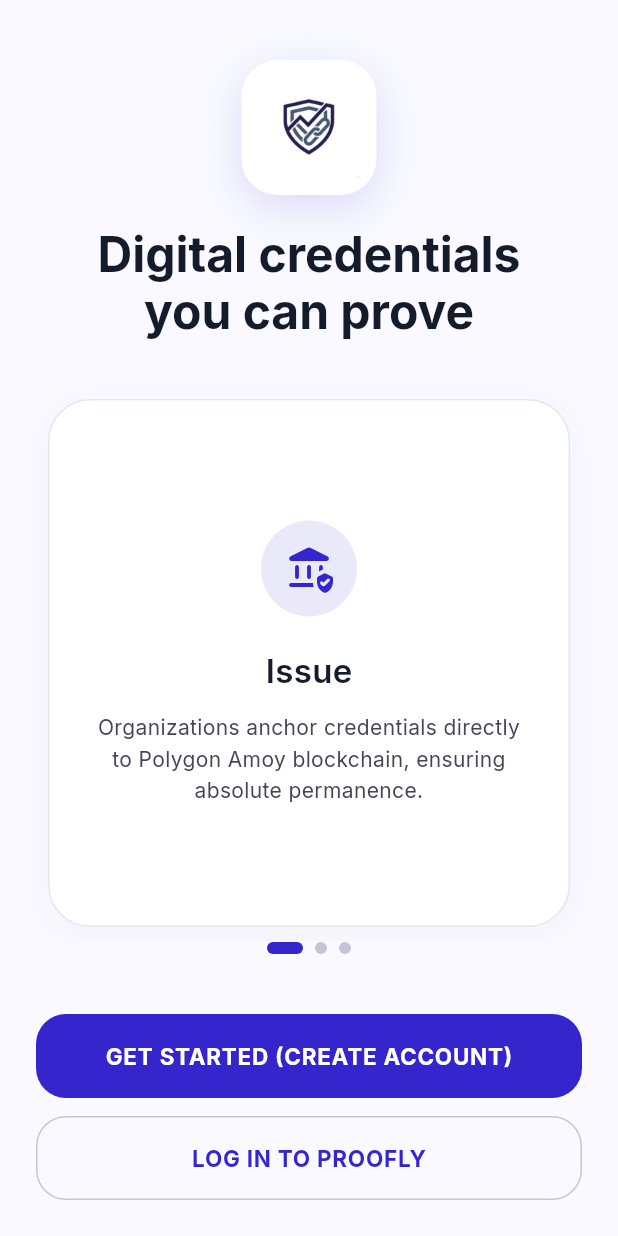
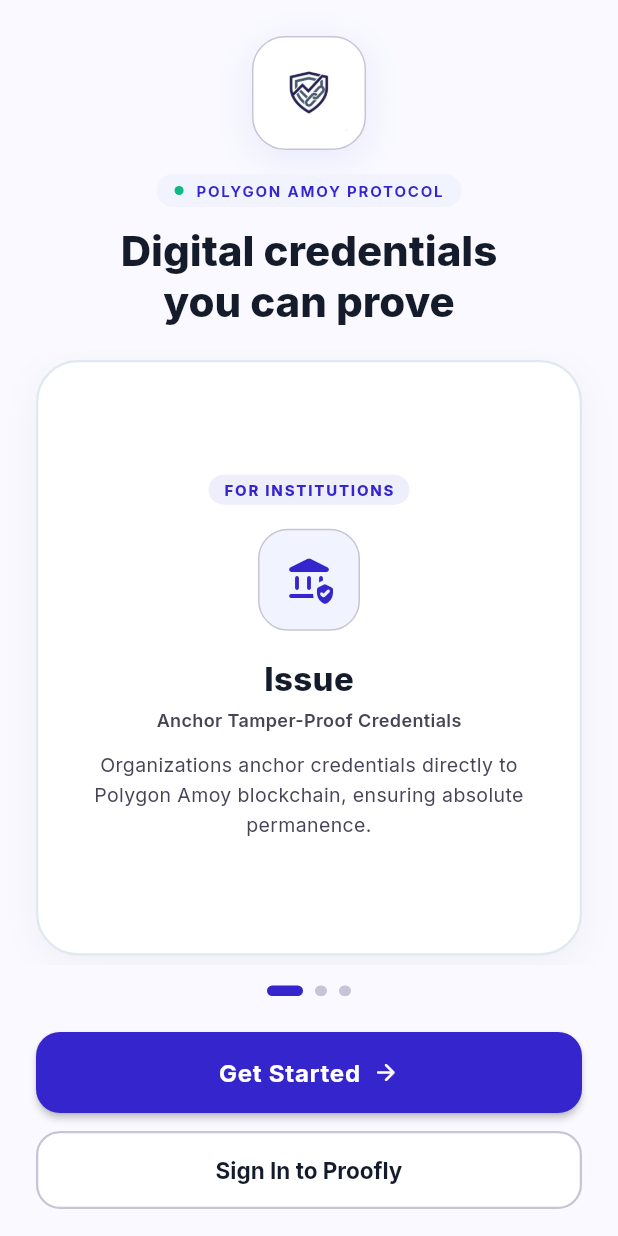
Before and after one commit to atharvabaodhankar/Proofly, a Flutter app: the screen it shows after launch, on a phone screen of 412 x 824 dp. Run offline on Flutter 3.47's test engine with Material 3 defaults, Android fonts, the phone set to English and light mode, and no system bars; our stand-ins replace confetti, google_fonts, open_filex, qr_flutter, shared_preferences; missing offline and left inert: mobile_scanner; accounts and stored records are empty.

Commit message:
feat: implement onboarding welcome screen with carousel slides

```diff
--- a/apps/mobile/lib/screens/onboarding/welcome_screen.dart
+++ b/apps/mobile/lib/screens/onboarding/welcome_screen.dart
@@ -16,64 +16,119 @@
 
   final List<Map<String, dynamic>> _slides = [
     {
+      'tag': 'FOR INSTITUTIONS',
       'title': 'Issue',
+      'subtitle': 'Anchor Tamper-Proof Credentials',
       'desc': 'Organizations anchor credentials directly to Polygon Amoy blockchain, ensuring absolute permanence.',
       'icon': Icons.assured_workload_rounded,
     },
     {
+      'tag': 'FOR RECIPIENTS',
       'title': 'Store',
+      'subtitle': 'Personal Credential Wallet',
       'desc': 'Securely manage your professional achievements in one place, totally under your control.',
       'icon': Icons.account_balance_wallet_rounded,
     },
     {
+      'tag': 'FOR VERIFIERS',
       'title': 'Verify',
+      'subtitle': 'Instant Real-Time Proof',
       'desc': 'Instant, tamper-proof cryptographic verification for anyone, anywhere, with zero friction.',
       'icon': Icons.verified_user_rounded,
     },
   ];
 
   @override
+  void dispose() {
+    _pageController.dispose();
+    super.dispose();
+  }
+
+  @override
   Widget build(BuildContext context) {
     final isDark = Theme.of(context).brightness == Brightness.dark;
 
     return Scaffold(
+      backgroundColor: isDark ? AppColors.backgroundDark : AppColors.backgroundLight,
       body: SafeArea(
         child: Column(
           children: [
-            const SizedBox(height: 40),
-            // Proofly Logo & Tagline
-            Center(
+            const SizedBox(height: 24),
+
+            // Proofly Logo & Headline
+            Padding(
+              padding: const EdgeInsets.symmetric(horizontal: 24),
               child: Column(
                 children: [
                   Container(
-                    width: 90,
-                    height: 90,
+                    width: 76,
+                    height: 76,
                     decoration: BoxDecoration(
                       color: isDark ? AppColors.surfaceDark : Colors.white,
-                      borderRadius: BorderRadius.circular(24),
+                      borderRadius: BorderRadius.circular(22),
+                      border: Border.all(
+                        color: isDark ? AppColors.outlineVariantDark : AppColors.outlineVariantLight,
+                      ),
                       boxShadow: [
                         BoxShadow(
-                          color: AppColors.primary.withOpacity(0.15),
-                          blurRadius: 24,
-                          offset: const Offset(0, 8),
+                          color: AppColors.primary.withValues(alpha: isDark ? 0.2 : 0.08),
+                          blurRadius: 20,
+                          offset: const Offset(0, 6),
                         ),
                       ],
                     ),
                     padding: const EdgeInsets.all(12),
                     child: Image.asset('assets/images/logo.png', fit: BoxFit.contain),
                   ),
-                  const SizedBox(height: 20),
+                  const SizedBox(height: 16),
+
+                  Container(
+                    padding: const EdgeInsets.symmetric(horizontal: 12, vertical: 4),
+                    decoration: BoxDecoration(
+                      color: isDark ? AppColors.surfaceContainerDark : AppColors.surfaceLowLight,
+                      borderRadius: BorderRadius.circular(20),
+                    ),
+                    child: Row(
+                      mainAxisSize: MainAxisSize.min,
+                      children: [
+                        Container(
+                          width: 6,
+                          height: 6,
+                          decoration: const BoxDecoration(
+                            shape: BoxShape.circle,
+                            color: AppColors.emerald,
+                          ),
+                        ),
+                        const SizedBox(width: 8),
+                        Text(
+                          'POLYGON AMOY PROTOCOL',
+                          style: TextStyle(
+                            fontSize: 10,
+                            fontWeight: FontWeight.bold,
+                            letterSpacing: 1.2,
+                            color: isDark ? AppColors.cyanAccent : AppColors.primary,
+                          ),
+                        ),
+                      ],
+                    ),
+                  ),
+                  const SizedBox(height: 12),
+
                   Text(
                     'Digital credentials\nyou can prove',
                     textAlign: TextAlign.center,
-                    style: AppTypography.display(isDark).copyWith(fontSize: 32, height: 1.2),
+                    style: AppTypography.display(isDark).copyWith(
+                      fontSize: 28,
+                      fontWeight: FontWeight.w800,
+                      height: 1.2,
+                    ),
                   ),
                 ],
               ),
             ),
-            const SizedBox(height: 30),
+            const SizedBox(height: 16),
 
-            // Swipeable Cards
+            // Modern Slide Cards (Issue, Store, Verify)
             Expanded(
               child: PageView.builder(
                 controller: _pageController,
@@ -81,21 +136,23 @@
                 onPageChanged: (index) => setState(() => _currentPage = index),
                 itemBuilder: (context, index) {
                   final slide = _slides[index];
+
                   return Padding(
-                    padding: const EdgeInsets.symmetric(horizontal: 32, vertical: 10),
+                    padding: const EdgeInsets.symmetric(horizontal: 24, vertical: 6),
                     child: Container(
-                      padding: const EdgeInsets.all(28),
+                      padding: const EdgeInsets.all(26),
                       decoration: BoxDecoration(
                         color: isDark ? AppColors.surfaceDark : Colors.white,
                         borderRadius: BorderRadius.circular(28),
                         border: Border.all(
                           color: isDark ? AppColors.outlineVariantDark : const Color(0xFFE2E8F0),
+                          width: 1.5,
                         ),
                         boxShadow: [
                           BoxShadow(
-                            color: Colors.black.withOpacity(0.03),
+                            color: Colors.black.withValues(alpha: isDark ? 0.2 : 0.04),
                             blurRadius: 20,
-                            offset: const Offset(0, 4),
+                            offset: const Offset(0, 6),
                           ),
                         ],
                       ),
@@ -103,24 +160,68 @@
                         mainAxisAlignment: MainAxisAlignment.center,
                         children: [
                           Container(
-                            width: 64,
-                            height: 64,
+                            padding: const EdgeInsets.symmetric(horizontal: 10, vertical: 3),
                             decoration: BoxDecoration(
-                              color: AppColors.primary.withOpacity(0.1),
-                              shape: BoxShape.circle,
+                              color: AppColors.primary.withValues(alpha: isDark ? 0.2 : 0.08),
+                              borderRadius: BorderRadius.circular(12),
                             ),
-                            child: Icon(slide['icon'] as IconData, color: AppColors.primary, size: 32),
+                            child: Text(
+                              slide['tag'] as String,
+                              style: TextStyle(
+                                color: isDark ? AppColors.cyanAccent : AppColors.primary,
+                                fontSize: 10,
+                                fontWeight: FontWeight.w800,
+                                letterSpacing: 1.2,
+                              ),
+                            ),
                           ),
-                          const SizedBox(height: 20),
+                          const SizedBox(height: 16),
+
+                          // Brand Primary Icon Container
+                          Container(
+                            width: 68,
+                            height: 68,
+                            decoration: BoxDecoration(
+                              color: isDark ? AppColors.surfaceContainerDark : AppColors.surfaceLowLight,
+                              borderRadius: BorderRadius.circular(20),
+                              border: Border.all(
+                                color: isDark ? AppColors.outlineVariantDark : AppColors.outlineVariantLight,
+                              ),
+                            ),
+                            child: Icon(
+                              slide['icon'] as IconData,
+                              color: isDark ? AppColors.cyanAccent : AppColors.primary,
+                              size: 32,
+                            ),
+                          ),
+                          const SizedBox(height: 16),
+
                           Text(
                             slide['title'] as String,
-                            style: AppTypography.headlineMd(isDark),
+                            style: AppTypography.headlineMd(isDark).copyWith(
+                              fontSize: 22,
+                              fontWeight: FontWeight.w800,
+                            ),
+                          ),
+                          const SizedBox(height: 4),
+
+                          Text(
+                            slide['subtitle'] as String,
+                            style: TextStyle(
+                              color: isDark ? AppColors.outlineDark : AppColors.textMutedLight,
+                              fontSize: 12,
+                              fontWeight: FontWeight.w600,
+                            ),
                           ),
                           const SizedBox(height: 12),
+
                           Text(
                             slide['desc'] as String,
                             textAlign: TextAlign.center,
-                            style: AppTypography.bodyMd(isDark).copyWith(height: 1.5),
+                            style: AppTypography.bodyMd(isDark).copyWith(
+                              fontSize: 13,
+                              height: 1.5,
+                            ),
                           ),
                         ],
                       ),
@@ -129,6 +230,7 @@
                 },
               ),
             ),
+            const SizedBox(height: 14),
 
             // Pagination Dots
             Row(
@@ -139,24 +241,27 @@
                   duration: const Duration(milliseconds: 300),
                   margin: const EdgeInsets.symmetric(horizontal: 4),
                   width: _currentPage == index ? 24 : 8,
-                  height: 8,
+                  height: 7,
                   decoration: BoxDecoration(
-                    color: _currentPage == index ? AppColors.primary : AppColors.outlineVariantLight,
+                    color: _currentPage == index
+                        ? AppColors.primary
+                        : (isDark ? AppColors.outlineVariantDark : AppColors.outlineVariantLight),
                     borderRadius: BorderRadius.circular(4),
                   ),
                 ),
               ),
             ),
-            const SizedBox(height: 40),
+            const SizedBox(height: 24),
 
             // Action Buttons
             Padding(
               padding: const EdgeInsets.symmetric(horizontal: 24),
               child: Column(
                 children: [
+                  // Get Started (Create Account)
                   SizedBox(
                     width: double.infinity,
-                    height: 56,
+                    height: 54,
                     child: ElevatedButton(
                       onPressed: () {
                         Navigator.push(
@@ -164,13 +269,31 @@
                           MaterialPageRoute(builder: (_) => const AuthScreen(initialIsSignUp: true)),
                         );
                       },
-                      child: const Text('GET STARTED (CREATE ACCOUNT)', style: TextStyle(letterSpacing: 0.5, fontWeight: FontWeight.bold)),
+                      style: ElevatedButton.styleFrom(
+                        backgroundColor: AppColors.primary,
+                        foregroundColor: Colors.white,
+                        elevation: 2,
+                        shape: RoundedRectangleBorder(borderRadius: BorderRadius.circular(16)),
+                      ),
+                      child: const Row(
+                        mainAxisAlignment: MainAxisAlignment.center,
+                        children: [
+                          Text(
+                            'Get Started',
+                            style: TextStyle(fontSize: 16, fontWeight: FontWeight.bold, letterSpacing: 0.5),
+                          ),
+                          SizedBox(width: 8),
+                          Icon(Icons.arrow_forward_rounded, size: 18),
+                        ],
+                      ),
                     ),
                   ),
                   const SizedBox(height: 12),
+
+                  // Sign In Button
                   SizedBox(
                     width: double.infinity,
-                    height: 56,
+                    height: 52,
                     child: OutlinedButton(
                       onPressed: () {
                         Navigator.push(
@@ -178,13 +301,28 @@
                           MaterialPageRoute(builder: (_) => const AuthScreen(initialIsSignUp: false)),
                         );
                       },
-                      child: const Text('LOG IN TO PROOFLY', style: TextStyle(letterSpacing: 0.5, fontWeight: FontWeight.bold)),
+                      style: OutlinedButton.styleFrom(
+                        side: BorderSide(
+                          color: isDark ? AppColors.outlineVariantDark : AppColors.outlineVariantLight,
+                          width: 1.5,
+                        ),
+                        backgroundColor: isDark ? AppColors.surfaceDark : Colors.white,
+                        shape: RoundedRectangleBorder(borderRadius: BorderRadius.circular(16)),
+                      ),
+                      child: Text(
+                        'Sign In to Proofly',
+                        style: TextStyle(
+                          color: isDark ? Colors.white : AppColors.textMainLight,
+                          fontSize: 15,
+                          fontWeight: FontWeight.w700,
+                        ),
+                      ),
                     ),
                   ),
                 ],
               ),
             ),
-            const SizedBox(height: 24),
+            const SizedBox(height: 18),
           ],
         ),
       ),
```
